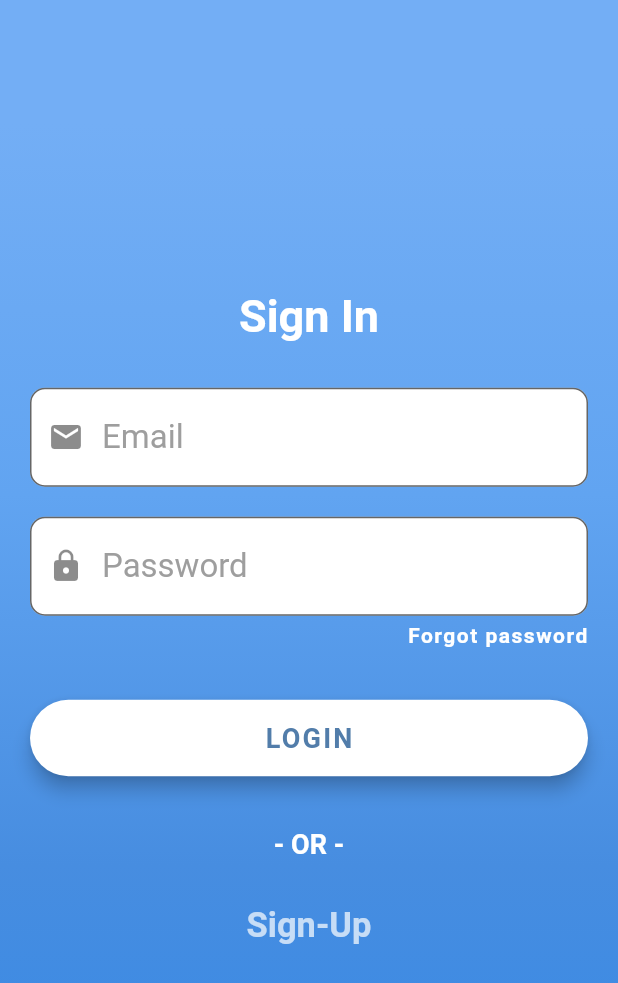
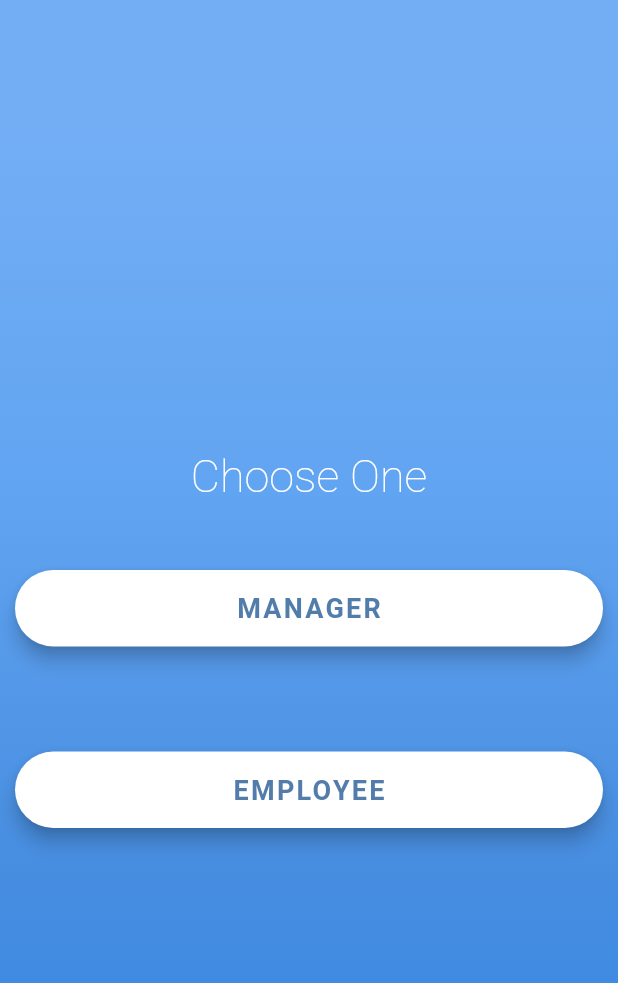
Before and after one commit to yash-hck/employee_manager, a Flutter app: the screen it shows after launch, on a phone screen of 412 x 824 dp. Shown: the top 983 px of the screen. Run offline on Flutter 3.47's test engine with Material 2 defaults, Android fonts, the phone set to English and light mode, and no system bars; our stand-ins replace cloud_firestore, firebase_core, firebase_storage, font_awesome_flutter, image_picker, shared_preferences and 1 more; missing offline and left inert: flutter_email_sender, flutter_mailer, flutter_search_bar, koukicons, mailer, smart_select; accounts and stored records are empty; Roboto replaces fonts that are missing (OpenSans).

Commit message:
Created Employee Side

```diff
--- /dev/null
+++ b/lib/EmployeeScreens/employeeDashboard.dart
@@ -0,0 +1,25 @@
+import 'package:employeemanager/models/employees.dart';
+import 'package:flutter/material.dart';
+
+class EmployeeDashboard extends StatefulWidget {
+
+  final Employee employee;
+
+  EmployeeDashboard({this.employee});
+
+  @override
+  _EmployeeDashboardState createState() => _EmployeeDashboardState(employee: employee);
+}
+
+class _EmployeeDashboardState extends State<EmployeeDashboard> {
+
+  final Employee employee;
+
+
+  _EmployeeDashboardState({this.employee});
+
+  @override
+  Widget build(BuildContext context) {
+    return Scaffold();
+  }
+}
--- a/lib/main.dart
+++ b/lib/main.dart
@@ -1,6 +1,10 @@
+import 'package:employeemanager/EmployeeScreens/employeeDashboard.dart';
+import 'package:employeemanager/models/employees.dart';
 import 'package:employeemanager/models/manager.dart';
+import 'package:employeemanager/screens/chooseLoginRegister.dart';
 import 'package:employeemanager/screens/dashboard.dart';
 import 'package:employeemanager/screens/login.dart';
+import 'package:employeemanager/utils/configs.dart';
 import 'package:firebase_core/firebase_core.dart';
 import 'package:flutter/material.dart';
 import 'package:shared_preferences/shared_preferences.dart';
@@ -11,17 +15,30 @@ void main() async{
   SharedPreferences.getInstance().then((prefs) {
     final String jsonId = prefs.getString('jsonId');
     final String storedObject = prefs.getString('storedObject');
+    final String code = prefs.get('type');
 
     if(storedObject != null && storedObject.isNotEmpty){
+      Employee employee = Employee.blank();
       Manager manager = Manager.blank();
-      manager.documentId = jsonId;
-      manager.email = prefs.getString('email');
-      manager.profilePicUrl = null;
-      manager.name = prefs.getString('name');
-      return runApp(MyApp(logs: true, manager: manager,));
+      if(code == MANAGER_CODE){
+        manager.documentId = jsonId;
+        manager.email = prefs.getString('email');
+        manager.profilePicUrl = null;
+        manager.name = prefs.getString('name');
+        return runApp(MyApp(logs: true, manager: manager,));
+      }
+      else{
+        employee.document_id = jsonId;
+        employee.email = prefs.getString('email');
+        employee.profilePicUrl = null;
+        employee.name = prefs.getString('name');
+        return runApp(MyApp(logs: true, employee: employee,));
+      }
+
+
     }
     else {
-      return runApp(MyApp(logs: false, manager: Manager.blank()));
+      return runApp(MyApp(logs: false, ));
     }
 
   });
@@ -35,8 +52,10 @@ class MyApp extends StatelessWidget {
 
   final bool logs;
   final Manager manager;
+  final String code;
+  final Employee employee;
 
-  const MyApp({ this.logs, this.manager});
+  const MyApp({ this.logs, this.manager,this.code, this.employee});
 
 
 
@@ -58,7 +77,7 @@ class MyApp extends StatelessWidget {
         primarySwatch: Colors.blue,
 
       ),
-      home: logs?DashBoard(incoming: manager,):LoginScreen(),
+      home: logs?(manager!=null ? DashBoard(incoming: manager,): EmployeeDashboard()): ChooseMangerEmployee(),
     );
   }
 }
--- a/lib/models/employees.dart
+++ b/lib/models/employees.dart
@@ -11,6 +11,8 @@ class Employee{
   String _mob;
   String _profilePicUrl;
   String _document_id;
+  String _pass;
+  bool _active;
   double _wages;
   String _managerDocumentId;
   //String _scheme;
@@ -25,6 +27,18 @@ class Employee{
 
   set profilePicUrl(String value) {
     _profilePicUrl = value;
+  }
+
+  String get pass => _pass;
+
+  set pass(String value) {
+    _pass = value;
+  }
+
+  bool get active => _active;
+
+  set active(bool value) {
+    _active = value;
   }
 
   List<String> get searchKeys => _searchKeys;
@@ -94,22 +108,26 @@ class Employee{
     //map['scheme'] = this._scheme;
     map['profilePicUrl'] = this._profilePicUrl;
     //map['documentId'] = this._document_id;
+    map['active'] = this._active;
+    map['pass'] = this._pass;
     map['managerDocumentId'] = this._managerDocumentId;
 
     return map;
 
   }
 
-  Employee.fromMapObject(Map<String,dynamic> map){
+  Employee.fromMapObject(Map<dynamic,dynamic> map){
     this._name = map['name'];
+    this._pass = map['pass'];
     this._wages = map['wages'];
+    this._active = map['active'];
     //this.employee_id = map['employee_id'];
     this._profilePicUrl = map['profilePicUrl'];
     //this.dob = map['dob'];
     this._dateJoined =  map['dateJoined'];
     this._email = map['email'];
     this._mob = map['mob'];
-    this._searchKeys = map['searchKeys'];
+    //this._searchKeys = map['searchKeys'];
     //this._scheme = map['scheme'];
     //this._document_id = map['documentId'];
     //this._managerDocumentId = map['managerDocumentId'];
@@ -119,7 +137,9 @@ class Employee{
     this.name = data['name'];
     this.email = data['email'];
     this._wages = data['wages'];
+    this._pass = data['pass'];
     this.mob = data['mob'];
+    this._active = data['active'];
     this._profilePicUrl = data['profilePicUrl'];
     this.dateJoined = data['dateJoined'];
   }
--- a/lib/screens/addEmployee.dart
+++ b/lib/screens/addEmployee.dart
@@ -285,6 +285,7 @@ class _AddEmployeeState extends State<AddEmployee> {
 
       print(employee.managerDocumentId);
       employee.profilePicUrl = null;
+      employee.active = false;
       FirestoreCRUD.addEmployee(context, employee,manager).then((value){
         if(value){
           print('Successfully Registered Employee');
--- /dev/null
+++ b/lib/screens/chooseLoginRegister.dart
@@ -0,0 +1,95 @@
+import 'package:employeemanager/EmployeeScreens/employeeLogin.dart';
+import 'package:employeemanager/screens/login.dart';
+import 'package:employeemanager/utils/configs.dart';
+import 'package:flutter/material.dart';
+
+class ChooseMangerEmployee extends StatelessWidget {
+  @override
+  Widget build(BuildContext context) {
+    return Scaffold(
+      body: Container(
+
+        decoration: BoxDecoration(
+          gradient: gradient
+        ),
+        child: Padding(
+          padding: const EdgeInsets.only(left: 10,right: 10,top:300 ),
+          child: Column(
+
+            children: [
+              Text('Choose One',
+                style: TextStyle(
+                  fontSize: 30,
+                  fontWeight: FontWeight.w200,
+                  color: Colors.white
+                ),
+              ),
+              SizedBox(height: 10,),
+              _buildManagerBtn(context),
+              _buildEmployeeBtn(context)
+            ],
+          ),
+        ),
+      ),
+    );
+  }
+
+  Widget _buildManagerBtn(context) {
+    return Container(
+      padding: EdgeInsets.symmetric(vertical: 35.0),
+      width: double.infinity,
+      child: RaisedButton(
+        elevation: 5.0,
+        onPressed: (){
+          Navigator.push(context, MaterialPageRoute(builder: (context) => LoginScreen()));
+        },
+
+        padding: EdgeInsets.all(15.0),
+        shape: RoundedRectangleBorder(
+          borderRadius: BorderRadius.circular(30.0),
+        ),
+        color: Colors.white,
+        child:
+        Text(
+          'MANAGER',
+          style: TextStyle(
+            color: Color(0xFF527DAA),
+            letterSpacing: 1.5,
+            fontSize: 18.0,
+            fontWeight: FontWeight.bold,
+            fontFamily: 'OpenSans',
+          ),
+        ),
+      ),
+    );
+  }
+
+  Widget _buildEmployeeBtn(context) {
+    return Container(
+      padding: EdgeInsets.symmetric(vertical: 35.0),
+      width: double.infinity,
+      child: RaisedButton(
+        elevation: 5.0,
+        onPressed: (){
+          Navigator.push(context, MaterialPageRoute(builder: (context) => EmployeeLogin()));
+        },
+        padding: EdgeInsets.all(15.0),
+        shape: RoundedRectangleBorder(
+          borderRadius: BorderRadius.circular(30.0),
+        ),
+        color: Colors.white,
+        child:
+        Text(
+          'EMPLOYEE',
+          style: TextStyle(
+            color: Color(0xFF527DAA),
+            letterSpacing: 1.5,
+            fontSize: 18.0,
+            fontWeight: FontWeight.bold,
+            fontFamily: 'OpenSans',
+          ),
+        ),
+      ),
+    );
+  }
+}
--- a/lib/screens/login.dart
+++ b/lib/screens/login.dart
@@ -182,12 +182,12 @@ class _LoginScreenState extends State<LoginScreen> {
                       mainAxisAlignment: MainAxisAlignment.center,
                       children: [
                         Text(
-                          'Sign In',
+                          'MANAGER\nSign In',
+                          textAlign: TextAlign.center,
                           style: TextStyle(
-                            color: Colors.white,
-                            fontFamily: 'OpenSans',
-                            fontSize: 30.0,
-                            fontWeight: FontWeight.bold,
+                              fontSize: 30,
+                              fontWeight: FontWeight.w200,
+                              color: Colors.white
                           ),
                         ),
                         SizedBox(height: 30,),
--- a/lib/screens/signup.dart
+++ b/lib/screens/signup.dart
@@ -79,12 +79,12 @@ class _SignUpScreenState extends State<SignUpScreen> {
                       mainAxisAlignment: MainAxisAlignment.center,
                       children: [
                         Text(
-                          'Sign Up',
+                          'MANAGER\nSign Up',
+                          textAlign: TextAlign.center,
                           style: TextStyle(
-                            color: Colors.white,
-                            fontFamily: 'OpenSans',
-                            fontSize: 30.0,
-                            fontWeight: FontWeight.bold,
+                              fontSize: 30,
+                              fontWeight: FontWeight.w200,
+                              color: Colors.white
                           ),
                         ),
                         SizedBox(height: 30,),
--- a/lib/utils/configs.dart
+++ b/lib/utils/configs.dart
@@ -23,3 +23,6 @@ Color(0xFF398AE5),
 ],
 stops: [0.1, 0.4, 0.7, 0.9],
 );
+
+const String MANAGER_CODE = 'man';
+const String EMPLOYEE_CODE = 'emp';
--- /dev/null
+++ b/lib/utils/employeeCRUD.dart
@@ -0,0 +1,46 @@
+import 'dart:convert';
+
+import 'package:cloud_firestore/cloud_firestore.dart';
+import 'package:employeemanager/EmployeeScreens/employeeDashboard.dart';
+import 'package:employeemanager/models/employees.dart';
+import 'package:employeemanager/utils/configs.dart';
+import 'package:flutter/cupertino.dart';
+import 'package:flutter/material.dart';
+import 'package:shared_preferences/shared_preferences.dart';
+
+class EmployeeCRUD{
+
+
+  static handleLogin(BuildContext context, String email, String pass) async{
+    await FirebaseFirestore.instance
+        .collection(EMPLOYEES_COLLECTION)
+        .where('email', isEqualTo: email).where('pass', isEqualTo: pass)
+        .get().then((QuerySnapshot snapshot){
+
+          if(snapshot.docs.length != 1){
+            print('more then one user');
+            return false;
+          }
+          Employee employee = Employee.fromMapObject(snapshot.docs[0].data());
+          employee.document_id = snapshot.docs[0].id;
+          storeData(employee);
+
+          Navigator.pushAndRemoveUntil(context, MaterialPageRoute(builder: (context) => EmployeeDashboard()),(Route<dynamic> route) => false);
+    });
+    return true;
+  }
+
+  static Future<void> storeData(Employee employee) async {
+
+    final SharedPreferences prefs = await SharedPreferences.getInstance();
+    prefs.setString('jsonId', employee.document_id);
+    prefs.setString('storedObject', json.encode(employee.toMap()));
+    prefs.setString('email', employee.email);
+    prefs.setString('name', employee.name);
+    prefs.setString('type', EMPLOYEE_CODE);
+
+
+  }
+
+
+}
--- a/lib/utils/firestoreCrud.dart
+++ b/lib/utils/firestoreCrud.dart
@@ -137,6 +137,7 @@ class FirestoreCRUD{
     prefs.setString('storedObject', json.encode(manager.toMap()));
     prefs.setString('email', manager.email);
     prefs.setString('name', manager.name);
+    prefs.setString('type', MANAGER_CODE);
 
   }
 
--- a/pubspec.yaml
+++ b/pubspec.yaml
@@ -39,6 +39,7 @@ dependencies:
   image_picker: ^0.7.3
   koukicons: ^2.0.3
   cached_network_image: ^2.5.1
+  flutter_qr_bar_scanner: ^1.0.2
 
   # The following adds the Cupertino Icons font to your application.
   # Use with the CupertinoIcons class for iOS style icons.
```
Also changed, not shown: lib/EmployeeScreens/employeeLogin.dart (added, +336 -0 lines), lib/screens/employeesScreen.dart (+11 -0 lines), lib/screens/profileScreen.dart (line endings or trailing spaces), lib/screens/qrCodeScreen.dart (added), pubspec.lock.
